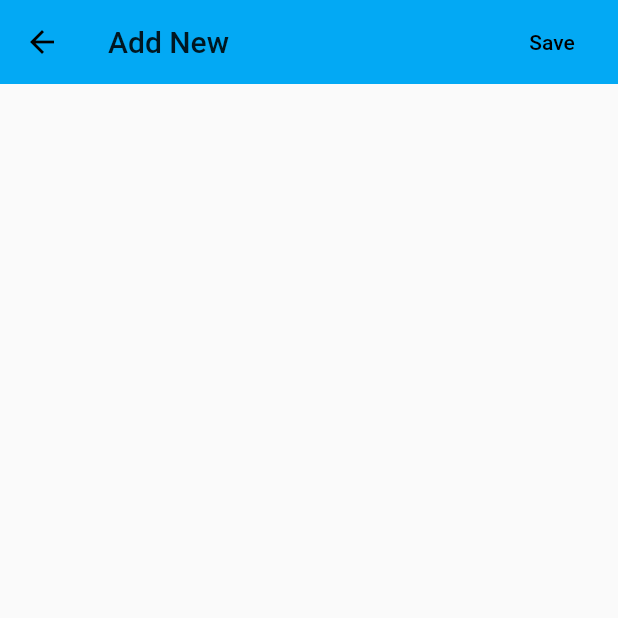
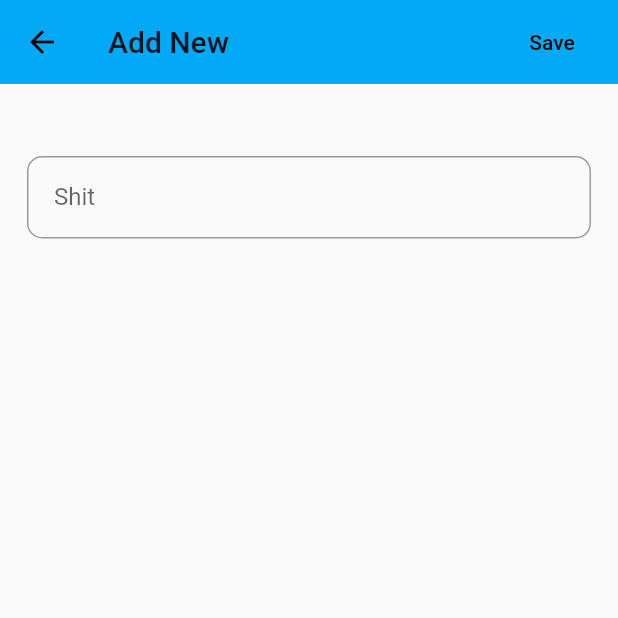
Before and after one commit to SushanShakya/My-First-App, a Flutter app: the HomePage screen opened directly, after a tap on the "add" icon, on a phone screen of 412 x 824 dp, the top half of it. Run offline on Flutter 3.47's test engine with Material 2 defaults, Android fonts, the phone set to English and light mode, and no system bars.

```diff
--- a/lib/main.dart
+++ b/lib/main.dart
@@ -24,6 +24,12 @@ class MyApp extends StatelessWidget{
             vertical: 15.0, horizontal: 20.0,
           )
         ),
+        inputDecorationTheme: InputDecorationTheme(
+          contentPadding: EdgeInsets.all(18.0),
+          border: OutlineInputBorder(
+            borderRadius: BorderRadius.circular(10.0)
+          )
+        )
       ),
       home: Welcome(),
     );
--- a/lib/ui/pages/addPage/mainSubmissionForm.dart
+++ b/lib/ui/pages/addPage/mainSubmissionForm.dart
@@ -1,6 +1,11 @@
 import 'package:flutter/material.dart';
 
-class SubmissionForm extends StatelessWidget{
+class SubmissionForm extends StatefulWidget{
+  @override
+  _SubmissionFormState createState() => _SubmissionFormState();
+}
+
+class _SubmissionFormState extends State<SubmissionForm> {
   @override
   Widget build(BuildContext context) {
     return Scaffold(
@@ -16,7 +21,21 @@ class SubmissionForm extends StatelessWidget{
           )
         ],
       ),
+      body:
+
+      Container(
+        margin: EdgeInsets.all(18.0),
+        child: Column(
+          children: <Widget>[
+            const SizedBox(height: 30.0,),
+            TextFormField(
+              decoration: InputDecoration(
+                labelText: "Shit"
+              ),
+            )
+          ],
+        ),
+      ),
     );
   }
-
 }
--- a/lib/ui/pages/home.dart
+++ b/lib/ui/pages/home.dart
@@ -1,9 +1,28 @@
+//import 'dart:math';
+
 import 'package:flutter/material.dart';
-import 'package:flutter_app/ui/pages/CustomerNames.dart';
+//import 'package:flutter_app/ui/pages/CustomerNames.dart';
 import 'package:flutter_app/ui/pages/addPage/mainSubmissionForm.dart';
 
-class HomePage extends StatelessWidget{
-  List<Names> _CustomerList = [];
+class HomePage extends StatefulWidget{
+
+  @override
+  _HomePageState createState() => _HomePageState();
+}
+
+class _HomePageState extends State<HomePage> {
+
+//  List <Names> _CustomerNames = [];
+//  List _RandomColors = [];
+//  var _random ;
+//
+//  @override
+//  void initState() {
+//    super.initState();
+//    _RandomColors = [Colors.brown, Colors.tealAccent, Colors.pinkAccent];
+//    _random = Random();
+//  }
+
   @override
   Widget build(BuildContext context) {
 
@@ -15,21 +34,30 @@ class HomePage extends StatelessWidget{
           IconButton(
               icon: Icon(Icons.add, color: Colors.black, size: 30.0,),
               onPressed: (){
-                Navigator.push(context, MaterialPageRoute(builder: (context) => SubmissionForm()));
+                Navigator.push(
+                    context,
+                    MaterialPageRoute(builder: (context) => SubmissionForm())
+                ); //Navigator
               },
           )
         ],
       ),
       body:
-//      Center(
-//        child: Text("No Notes To Show"),
-//      ),
-      ListView.builder(itemCount: 5,itemBuilder: (context, index){
-        return ListTile(
-          title: Text("This Shit is a task"),
-        );
-      }),
+      Center(
+        child: Text("No Notes To Show"),
+      ),
+//      ListView.builder(itemCount: 5,itemBuilder: (context, index){
+//        return ListTile(
+//          title: Text("index"),
+//        );
+//      }),
     );
   }
+}
 
-}
+//Might use this part of the code later
+
+//class showPage{}
+//class editPage{}
+//class deletePage{}
+//class markDone{}
```
Also changed, not shown: lib/ui/pages/Welcome/welcome.dart (+5 -4 lines), 1 other file.
